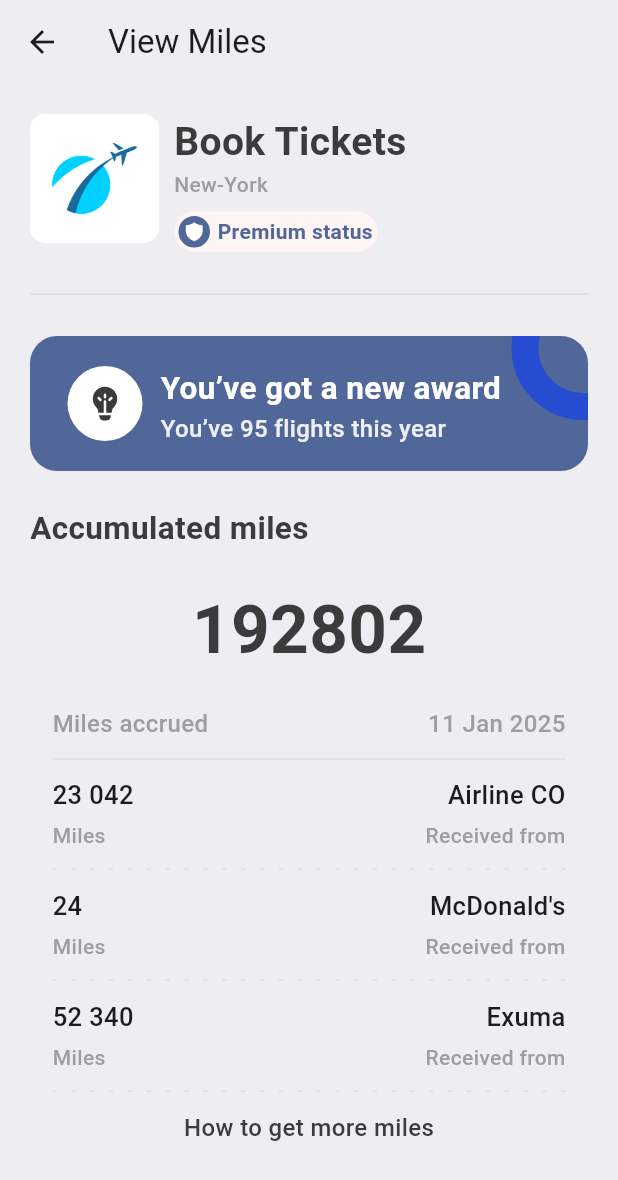
After one commit to karanja22/Ticket_app_UI, a Flutter app: the screen it shows after launch, item 4 of the bottom bar chosen, after a tap on "Miles Collected", on a phone screen of 412 x 824 dp. The commit adds this screen. Shown: the top 1180 px of the screen. Run offline on Flutter 3.47's test engine with Material 3 defaults, Android fonts, the phone set to English and light mode, and no system bars; our stand-ins replace barcode_widget, fluentui_icons, image_picker.

Commit message:
Profile page Update

```diff
--- a/lib/core/base.dart
+++ b/lib/core/base.dart
@@ -1,6 +1,7 @@
 
 import 'package:fluentui_icons/fluentui_icons.dart';
 import 'package:flutter/material.dart';
+import 'package:ticket_app/screens/Profile/profile_screen.dart';
 import 'package:ticket_app/screens/home/home_screen.dart';
 import 'package:ticket_app/screens/search/search_screen.dart';
 import 'package:ticket_app/screens/ticket/ticket_screen.dart';
@@ -18,7 +19,7 @@ class _BottomNavBarState extends State<BottomNavBar> {
     Homescreen(),
     SearchScreen(),
     TicketScreen(),
-    Center(child: Text("Profile"))
+    ProfileScreen(),
   ];
 
   int _selectedIndex = 0;
--- a/lib/core/utils/app_routes.dart
+++ b/lib/core/utils/app_routes.dart
@@ -4,5 +4,8 @@ class AppRoutes {
   static const ticketScreen = "/ticket_screen";
   static const allHotels = "/all_hotels";
   static const hotelDetail = "/hotel_detail";
+  static const getMoreMiles= "/get_more_miles";
+  static const viewMiles= "/view_miles";
+  static const editProfile= "/edit_profile";
 
 }
--- a/lib/main.dart
+++ b/lib/main.dart
@@ -1,6 +1,9 @@
 import 'package:flutter/material.dart';
 import 'package:ticket_app/core/base.dart';
 import 'package:ticket_app/core/utils/app_routes.dart';
+import 'package:ticket_app/screens/Profile/edit_profile.dart';
+import 'package:ticket_app/screens/Profile/get_more_miles.dart';
+import 'package:ticket_app/screens/Profile/view_miles.dart';
 import 'package:ticket_app/screens/home/all_hotels.dart';
 import 'package:ticket_app/screens/home/all_tickets.dart';
 import 'package:ticket_app/screens/home/hotel_detail.dart';
@@ -24,6 +27,18 @@ class MyApp extends StatelessWidget {
         AppRoutes.ticketScreen: (context) => TicketScreen(),
         AppRoutes.allHotels:(context) => AllHotels(),
         AppRoutes.hotelDetail:(context) => HotelDetail(),
+        AppRoutes.getMoreMiles:(context) => GetMoreMiles(),
+        AppRoutes.viewMiles:(context) => ViewMiles(),
+        AppRoutes.editProfile:(context) => EditProfile(
+          name: 'Karanja F',
+          email: 'frasiahnyambura22@gmail.com',
+          profilePictureUrl: 'assets/images/frasiah.jpg',
+          memberNumber: '123456789',
+          milesCollected: '192802',
+          cardStatus: 'Active',
+          passportInfo: 'XXXXXXXX',
+          flightPreferences: 'Window seat, aisle access',
+        ),
 
         },
     );
--- /dev/null
+++ b/lib/screens/Profile/app_column_layout.dart
@@ -0,0 +1,30 @@
+import 'package:flutter/material.dart';
+import 'package:ticket_app/core/styles/app_styles.dart';
+
+class AppColumnLayout extends StatelessWidget {
+  final CrossAxisAlignment alignment;
+  final String firsttext;
+  final String secondtext;
+  final TextAlign align;
+  final bool? isColor;
+  const AppColumnLayout({ super.key,
+    required this.firsttext,
+    required this.secondtext,
+    this.align = TextAlign.start,
+     required this.alignment,
+    this.isColor,
+  });
+
+  @override
+  Widget build(BuildContext context) {
+   return Column(
+     crossAxisAlignment: alignment,
+     children: [
+      Text(firsttext, style: isColor == null?AppStyles.headline3.copyWith(color: AppStyles.secColor,): AppStyles.headline3,),
+      SizedBox(height: 5,),
+      Text(secondtext, style: isColor == null?AppStyles.headline4.copyWith(color: AppStyles.secColor,): AppStyles.headline4,),
+
+     ],
+   );
+}
+}
--- /dev/null
+++ b/lib/screens/Profile/profile_screen.dart
@@ -0,0 +1,130 @@
+import 'package:flutter/material.dart';
+import 'package:ticket_app/core/styles/app_styles.dart';
+import 'package:ticket_app/core/utils/app_routes.dart';
+import 'package:ticket_app/screens/Profile/edit_profile.dart';
+
+class ProfileScreen extends StatefulWidget {
+  const ProfileScreen({super.key});
+
+  @override
+  // ignore: library_private_types_in_public_api
+  _ProfileScreenState createState() => _ProfileScreenState();
+}
+
+class _ProfileScreenState extends State<ProfileScreen> {
+  String profileImageUrl = 'assets/images/frasiah.jpg';
+  String name = 'Karanja F';
+  String email = 'frasiahnyambura22@gmail.com';
+  String memberClass = 'Gold Member';
+  String memberNumber = '1234567890';
+  String milesCollected = '192802';
+  String cardStatus = 'Active';
+  String passportInfo = 'XXXXXXXX';
+  String flightPreferences = 'Window seat, aisle access';
+
+  @override
+  Widget build(BuildContext context) {
+    return Scaffold(
+      appBar: AppBar(
+        title: Text('Profile'),
+        actions: [
+          IconButton(
+            icon: Icon(Icons.edit, color: AppStyles.ticketBlue),
+            onPressed: () {
+              Navigator.push(
+                context,
+                MaterialPageRoute(
+                  builder: (context) => EditProfile(
+                    name: name,
+                    email: email,
+                    profilePictureUrl: profileImageUrl,
+                    memberNumber: memberNumber,
+                    milesCollected: milesCollected,
+                    cardStatus: cardStatus,
+                    passportInfo: passportInfo,
+                    flightPreferences: flightPreferences,
+                  ),
+                ),
+              ).then((result) {
+                if (result != null) {
+                  setState(() {
+                    name = result['name'];
+                    email = result['email'];
+                    profileImageUrl = result['profilePictureUrl'];
+                    memberNumber = result['memberNumber'];
+                    milesCollected = result['milesCollected'];
+                    cardStatus = result['cardStatus'];
+                    passportInfo = result['passportInfo'];
+                    flightPreferences = result['flightPreferences'];
+                  });
+                }
+              });
+            },
+          ),
+        ],
+      ),
+      body: SingleChildScrollView(
+        padding: const EdgeInsets.all(16.0),
+        child: Column(
+          crossAxisAlignment: CrossAxisAlignment.center,
+          children: <Widget>[
+            // Profile Picture with Camera Icon
+            Container(
+              alignment: Alignment.center,
+              child:
+                CircleAvatar(
+                  radius: 60,
+                  backgroundImage: AssetImage(profileImageUrl),
+                ),
+
+            ),
+            SizedBox(height: 16),
+
+            // Name
+            Text(
+              name,
+              style: TextStyle(fontSize: 24, fontWeight: FontWeight.bold),
+            ),
+            SizedBox(height: 8),
+
+            // Email
+            Text(
+              email,
+              style: TextStyle(fontSize: 16, color: Colors.grey[600]),
+            ),
+            SizedBox(height: 8),
+
+            // Member Status
+            Text(
+              memberClass,
+              style: TextStyle(fontSize: 16, color: Colors.grey[600]),
+            ),
+            SizedBox(height: 24),
+
+            // Detailed Information
+            _buildInfoTile('Member Number', memberNumber),
+            _buildInfoTile('Miles Collected', milesCollected, onTap: () {
+              Navigator.pushNamed(context, AppRoutes.viewMiles);
+            }),
+            _buildInfoTile('Card Status', cardStatus),
+            _buildInfoTile('Passport Information', passportInfo),
+            _buildInfoTile('Flight Preferences', flightPreferences),
+          ],
+        ),
+      ),
+    );
+  }
+
+  // Helper function to build info tiles
+  Widget _buildInfoTile(String title, String value, {VoidCallback? onTap}) {
+    return Card(
+      margin: EdgeInsets.symmetric(vertical: 8.0),
+      child: ListTile(
+        title: Text(title, style: TextStyle(fontWeight: FontWeight.bold)),
+        subtitle: Text(value),
+        onTap: onTap,
+        trailing: onTap != null ? Icon(Icons.arrow_forward_ios) : null,
+      ),
+    );
+  }
+}
--- /dev/null
+++ b/lib/screens/Profile/view_miles.dart
@@ -0,0 +1,226 @@
+import 'package:fluentui_icons/fluentui_icons.dart';
+import 'package:flutter/material.dart';
+import 'package:ticket_app/core/styles/app_styles.dart';
+import 'package:ticket_app/core/utils/app_routes.dart';
+import 'package:ticket_app/core/widgets/app_layoutbuilder.dart';
+import 'package:ticket_app/screens/Profile/app_column_layout.dart';
+
+class ViewMiles extends StatelessWidget {
+  const ViewMiles({super.key});
+
+  @override
+  Widget build(BuildContext context) {
+    return Scaffold(
+      appBar: AppBar(
+        title: Text("View Miles"),
+        backgroundColor: AppStyles.bgcolor,
+        leading: IconButton(
+          icon: Icon(Icons.arrow_back),
+          onPressed: () => Navigator.pop(context),
+        ),
+      ),
+      backgroundColor: AppStyles.bgcolor,
+      body: ListView(
+        padding: EdgeInsets.symmetric(horizontal: 20, vertical: 20),
+        children: [
+          Row(
+            crossAxisAlignment: CrossAxisAlignment.start,
+            children: [
+              Container(
+                height: 86,
+                width: 86,
+                decoration: BoxDecoration(
+                  borderRadius: BorderRadius.circular(10),
+                  image: DecorationImage(
+                    image: AssetImage("assets/images/logo.png"),
+                    fit: BoxFit.cover,
+                  ),
+                ),
+              ),
+              SizedBox(width: 10),
+              Column(
+                crossAxisAlignment: CrossAxisAlignment.start,
+                mainAxisAlignment: MainAxisAlignment.start,
+                children: [
+                  Text("Book Tickets", style: AppStyles.headline1),
+                  Text(
+                    "New-York",
+                    style: TextStyle(
+                      fontWeight: FontWeight.w500,
+                      fontSize: 14,
+                      color: Colors.grey.shade500,
+                    ),
+                  ),
+                  SizedBox(height: 8),
+                  Container(
+                    decoration: BoxDecoration(
+                      borderRadius: BorderRadius.circular(100),
+                      color: const Color(0xFFFEF4F3),
+                    ),
+                    padding: EdgeInsets.symmetric(horizontal: 3, vertical: 3),
+                    child: Row(
+                      children: [
+                        Container(
+                          padding: EdgeInsets.all(3),
+                          decoration: BoxDecoration(
+                            shape: BoxShape.circle,
+                            color: const Color(0xFF526799),
+                          ),
+                          child: Icon(
+                            FluentSystemIcons.ic_fluent_shield_filled,
+                            color: Colors.white,
+                            size: 15,
+                          ),
+                        ),
+                        SizedBox(width: 5),
+                        Text(
+                          "Premium status",
+                          style: TextStyle(
+                            color: const Color(0xFF526799),
+                            fontWeight: FontWeight.w600,
+                          ),
+                        ),
+                      ],
+                    ),
+                  ),
+                ],
+              ),
+
+            ],
+          ),
+          SizedBox(height: 20),
+          Divider(color: Colors.grey.shade300, thickness: 1.5),
+          SizedBox(height: 20),
+          Stack(
+            children: [
+              Container(
+                height: 90,
+                width: double.infinity,
+                decoration: BoxDecoration(
+                  color: AppStyles.ticketBlue,
+                  borderRadius: BorderRadius.circular(18),
+                ),
+              ),
+              Positioned(
+                  right: -45,
+                  top: -40,
+                  child: Container(
+                    padding: EdgeInsets.all(30),
+                    decoration: BoxDecoration(
+                      shape: BoxShape.circle,
+                      color: Colors.transparent,
+                      border:Border.all(
+                        width: 18,
+                        color: Color(0xFF264CD2),
+                        ) ,
+                    ),
+                  ),
+                ),
+                Container(
+                  padding: EdgeInsets.symmetric(horizontal: 25, vertical: 20),
+                  child: Row(
+                    crossAxisAlignment: CrossAxisAlignment.start,
+                    mainAxisAlignment: MainAxisAlignment.start,
+                    children: [
+                      CircleAvatar(
+                        maxRadius: 25,
+                        backgroundColor: AppStyles.secColor,
+                        child: Icon(FluentSystemIcons.ic_fluent_lightbulb_filament_filled, color: AppStyles.textColor, size: 27,),
+                      ),
+                      SizedBox(width: 12),
+                      Column(
+                        crossAxisAlignment: CrossAxisAlignment.start,
+                        mainAxisAlignment: MainAxisAlignment.start,
+                        children: [
+                          Text("You’ve got a new award", style: AppStyles.headline2.copyWith(color: AppStyles.secColor, fontWeight: FontWeight.bold),),
+                          // ignore: deprecated_member_use
+                          Text("You’ve 95 flights this year", style: AppStyles.headline2.copyWith(color: AppStyles.secColor.withOpacity(0.9), fontWeight: FontWeight.w500, fontSize: 16),),
+                        ],
+                      )
+                    ],
+                  ),
+                ),
+            ],
+          ),
+          SizedBox(height: 20),
+          Text(
+            "Accumulated miles",
+            style: AppStyles.headline2,
+          ),
+          SizedBox(height: 20),
+          Container(
+            padding: EdgeInsets.symmetric(horizontal: 15),
+            decoration: BoxDecoration(
+              borderRadius: BorderRadius.circular(18),
+              color: AppStyles.bgcolor,
+              boxShadow:[ BoxShadow(
+                color: Colors.grey.shade200,
+                blurRadius: 1,
+                spreadRadius: 1,
+              )]
+            ),
+            child: Column(
+              children: [
+                Text("192802", style: TextStyle(
+                  fontSize: 45,
+                  fontWeight: FontWeight.w600,
+                  color: AppStyles.textColor,
+                ),),
+                SizedBox(height: 20),
+                Row(
+                  mainAxisAlignment: MainAxisAlignment.spaceBetween,
+                  children: [
+                    Text("Miles accrued", style: AppStyles.headline4.copyWith(fontSize: 16),),
+                    SizedBox(width: 5),
+                    Text("11 Jan 2025", style: AppStyles.headline4.copyWith(fontSize: 16),),
+                  ],
+                ),
+                SizedBox(height: 4,),
+                Divider(color: Colors.grey.shade300,),
+                SizedBox(height: 4,),
+                Row(
+                  mainAxisAlignment: MainAxisAlignment.spaceBetween,
+                  children: [
+                    AppColumnLayout(firsttext: "23 042", secondtext: "Miles", alignment: CrossAxisAlignment.start, isColor: false,),
+                    AppColumnLayout(firsttext: "Airline CO", secondtext: "Received from", alignment: CrossAxisAlignment.end, isColor: false,)
+                  ],
+                ),
+                SizedBox(height: 12,),
+                AppLayoutbuilderWidget(randomDivider: 12, isColor: false,),
+                SizedBox(height: 12,),
+                Row(
+                  mainAxisAlignment: MainAxisAlignment.spaceBetween,
+                  children: [
+                    AppColumnLayout(firsttext: "24", secondtext: "Miles", alignment: CrossAxisAlignment.start, isColor: false,),
+                    AppColumnLayout(firsttext: "McDonald's", secondtext: "Received from", alignment: CrossAxisAlignment.end, isColor: false,)
+                  ],
+                ),
+                SizedBox(height: 12,),
+                AppLayoutbuilderWidget(randomDivider: 12, isColor: false,),
+                SizedBox(height: 12,),
+                Row(
+                  mainAxisAlignment: MainAxisAlignment.spaceBetween,
+                  children: [
+                    AppColumnLayout(firsttext: "52 340", secondtext: "Miles", alignment: CrossAxisAlignment.start, isColor: false,),
+                    AppColumnLayout(firsttext: "Exuma", secondtext: "Received from", alignment: CrossAxisAlignment.end, isColor: false,)
+                  ],
+                ),
+                SizedBox(height: 12,),
+                AppLayoutbuilderWidget(randomDivider: 12, isColor: false,),
+                SizedBox(height: 12,),
+              ],
+            ),
+          )
+          ,InkWell(
+            onTap: () => Navigator.pushNamed(context, AppRoutes.getMoreMiles),
+            child: Center(
+              child: Text("How to get more miles",
+                      style: AppStyles.textStyle
+              ),
+            ),
+          )
+      ],
+      ),
+    );
+  }
+}
--- a/lib/screens/home/all_hotels.dart
+++ b/lib/screens/home/all_hotels.dart
@@ -2,7 +2,6 @@ import 'package:flutter/material.dart';
 import 'package:ticket_app/core/styles/app_styles.dart';
 import 'package:ticket_app/core/utils/app_routes.dart';
 import 'package:ticket_app/core/utils/at_json.dart';
-import 'package:ticket_app/screens/home/hotel_detail.dart';
 
 class AllHotels extends StatelessWidget {
   const AllHotels({super.key});
@@ -51,7 +50,7 @@ class HotelGridView extends StatelessWidget {
 
   @override
   Widget build(BuildContext context) {
-    final size = MediaQuery.of(context).size;
+    // final size = MediaQuery.of(context).size;
     return Container(
       // width: size.width*0.6,
       height: 350,
--- a/lib/screens/home/hotel_detail.dart
+++ b/lib/screens/home/hotel_detail.dart
@@ -28,7 +28,7 @@ class HotelDetail extends StatelessWidget {
                       "Imagine stepping into a haven of minimalist luxury, a stark contrast to the bustling energy of Dubai. This open-space hotel embraces a sense of airy freedom, where sleek, polished concrete floors meet soaring, exposed ceilings. Natural light floods the expansive lobby, spilling through floor-to-ceiling windows that frame breathtaking panoramic views of the city's iconic skyline.",
                     ),
                     SizedBox(height: 20,),
-                    Text("More images", style: TextStyle(fontSize: 20,fontWeight: FontWeight.bold),textAlign: TextAlign.left,)
+                    Text("More images", style: TextStyle(fontSize: 20,fontWeight: FontWeight.bold),)
                   ],
                 ),
               ),
--- a/lib/screens/search/search_screen.dart
+++ b/lib/screens/search/search_screen.dart
@@ -26,7 +26,9 @@ class SearchScreen extends StatelessWidget {
           SizedBox(height: 20,),
           AppTextIcon(text: 'Arrival', icon: Icons.flight_land_rounded, ),
           SizedBox(height: 25,),
-          FindTicket(),
+          InkWell(
+            onTap: () => Navigator.pushNamed(context, AppRoutes.allTickets),
+            child:FindTicket()),
           SizedBox(height: 40,),
           AppDoubleText(
                   bigText: 'Upcoming Flights',
--- a/lib/screens/ticket/ticket_screen.dart
+++ b/lib/screens/ticket/ticket_screen.dart
@@ -26,7 +26,6 @@ void didChangeDependencies() {
   if (args != null && args is Map) {
     ticketIndex = args["index"] as int;
   } else {
-    print("Error: Arguments not provided or invalid.");
     ticketIndex = 0; // Default value
   }
 }
@@ -148,7 +147,7 @@ void didChangeDependencies() {
                 ),
 
               SizedBox(height: 20),
-                Container(
+              Container(
                 padding: EdgeInsets.only(left: 16),
                 child: Ticketview(ticket: ticketList[ticketIndex],),
               ),
--- a/pubspec.yaml
+++ b/pubspec.yaml
@@ -36,6 +36,7 @@ dependencies:
   cupertino_icons: ^1.0.8
   fluentui_icons: ^1.0.0
   barcode_widget: ^2.0.4
+  image_picker: ^1.1.2
 
 dev_dependencies:
   flutter_test:
```
Also changed, not shown: lib/screens/Profile/edit_profile.dart (added, +183 -0 lines), lib/screens/Profile/get_more_miles.dart (added, +86 -0 lines), lib/screens/search/app_ticket_tab.dart (+41 -14 lines), assets/images/frasiah.jpg (added), pubspec.lock, 8 other files. Lines whose indentation alone changed are shown as unchanged.
